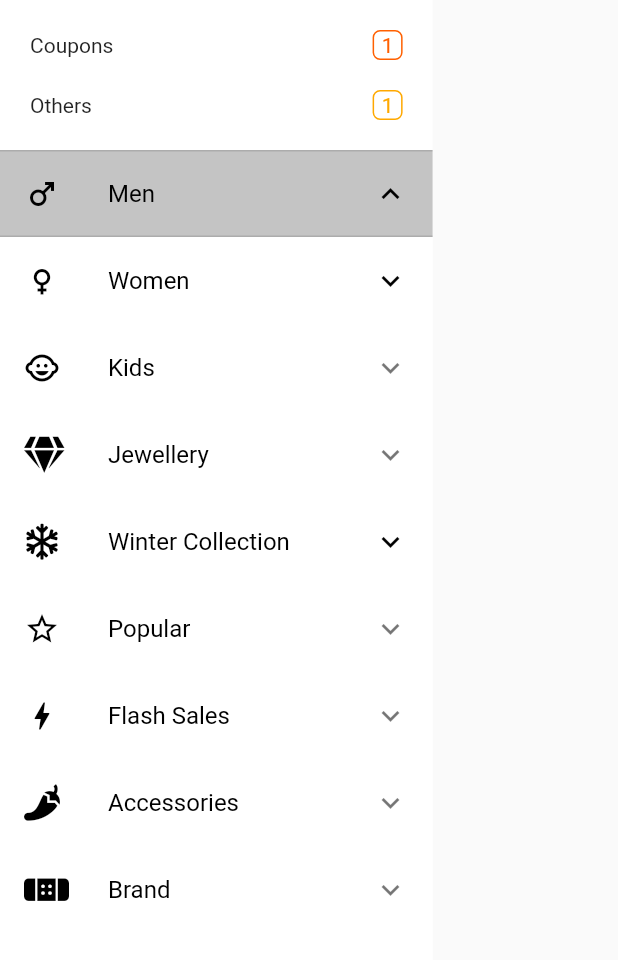
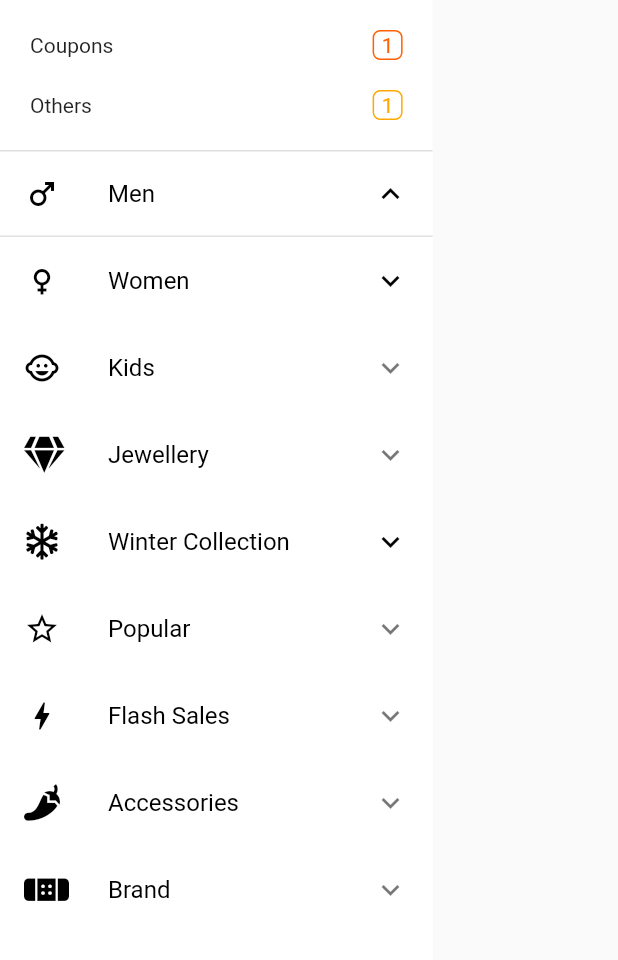
Before and after one commit to excelitai-gunjon/classy-ecom-ui-test-1, a Flutter app: the ComplexDrawer widget shown alone on an empty page, opened directly, after a tap on "Men", on a phone screen of 412 x 824 dp, the part 84-1044 px from its top. Run offline on Flutter 3.47's test engine with Material 2 defaults, Android fonts, the phone set to English and light mode, and no system bars; our stand-ins replace carousel_slider, flutter_image_slideshow, flutter_screenutil, font_awesome_flutter; missing offline and left inert: dcdg.

Commit message:
drawer color

```diff
--- a/lib/view/drawer_page/drawer_page.dart
+++ b/lib/view/drawer_page/drawer_page.dart
@@ -57,7 +57,7 @@ class _ComplexDrawerState extends State<ComplexDrawer> {
                     CDM cdm = cdms[index];
                     bool selected = selectedIndex == index;
                     return ExpansionTile(
-                      backgroundColor: Color(0xffC4C4C4),
+                      //backgroundColor: Color(0xffC4C4C4),
                       expandedCrossAxisAlignment: CrossAxisAlignment.start,
                       expandedAlignment: Alignment.centerLeft,
                       onExpansionChanged: (z) {
```
